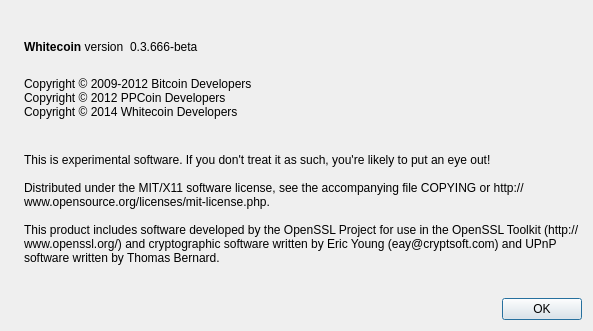
Before: the Qt Designer form src/qt/forms/aboutdialog.ui in blackwhitecoin/test, drawn with Qt 5.
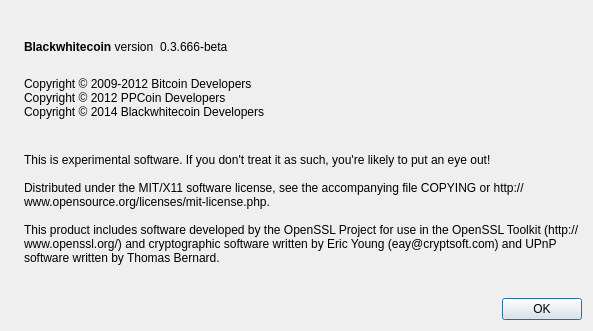
After: the same form once the commit is applied. Icons and pictures are not drawn.

```diff
--- a/src/qt/forms/aboutdialog.ui
+++ b/src/qt/forms/aboutdialog.ui
@@ -50,7 +50,7 @@
           <cursorShape>IBeamCursor</cursorShape>
          </property>
          <property name="text">
-          <string>&lt;b&gt;Whitecoin&lt;/b&gt; version</string>
+          <string>&lt;b&gt;Blackwhitecoin&lt;/b&gt; version</string>
          </property>
          <property name="textInteractionFlags">
           <set>Qt::LinksAccessibleByMouse|Qt::TextSelectableByKeyboard|Qt::TextSelectableByMouse</set>
@@ -94,7 +94,7 @@
         <string>
 Copyright © 2009-2012 Bitcoin Developers
 Copyright © 2012 PPCoin Developers
-Copyright © 2014 Whitecoin Developers
+Copyright © 2014 Blackwhitecoin Developers
 </string>
        </property>
        <property name="textInteractionFlags">
```
Left out of the diff: 2 changed lines with no effect on the pictures.
